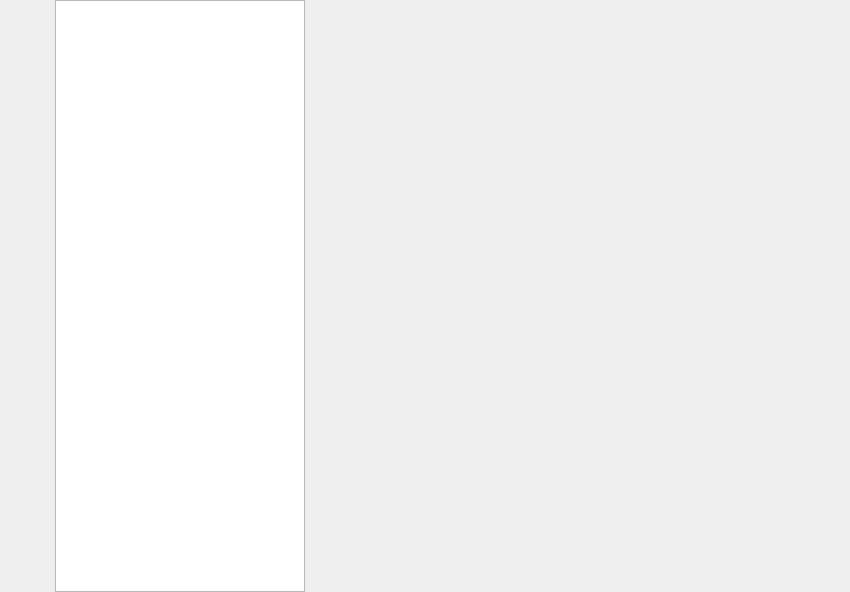
Qt form ClientMain/MsgMain.ui (chenmingglin/QT-TCP-based-chat-software) before a commit.
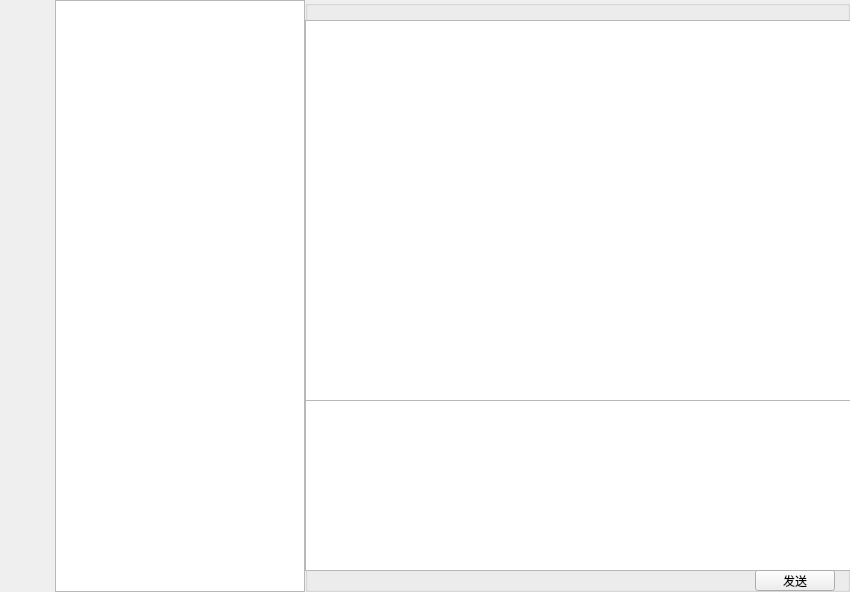
The same form after that commit.

Commit message: 增加聊天框和发送消息

```diff
--- a/ClientMain/MsgMain.ui
+++ b/ClientMain/MsgMain.ui
@@ -10,6 +10,12 @@
     <height>592</height>
    </rect>
   </property>
+  <property name="minimumSize">
+   <size>
+    <width>850</width>
+    <height>592</height>
+   </size>
+  </property>
   <property name="windowTitle">
    <string>MsgMain</string>
   </property>
@@ -50,6 +56,70 @@
      </rect>
     </property>
    </widget>
+   <widget class="QGroupBox" name="groupBox">
+    <property name="geometry">
+     <rect>
+      <x>305</x>
+      <y>0</y>
+      <width>545</width>
+      <height>592</height>
+     </rect>
+    </property>
+    <property name="minimumSize">
+     <size>
+      <width>545</width>
+      <height>592</height>
+     </size>
+    </property>
+    <property name="title">
+     <string/>
+    </property>
+    <widget class="QTextEdit" name="record">
+     <property name="geometry">
+      <rect>
+       <x>0</x>
+       <y>20</y>
+       <width>551</width>
+       <height>381</height>
+      </rect>
+     </property>
+     <property name="minimumSize">
+      <size>
+       <width>551</width>
+       <height>381</height>
+      </size>
+     </property>
+    </widget>
+    <widget class="QTextEdit" name="msg">
+     <property name="geometry">
+      <rect>
+       <x>0</x>
+       <y>400</y>
+       <width>551</width>
+       <height>171</height>
+      </rect>
+     </property>
+     <property name="minimumSize">
+      <size>
+       <width>551</width>
+       <height>171</height>
+      </size>
+     </property>
+    </widget>
+    <widget class="QPushButton" name="sendBtn">
+     <property name="geometry">
+      <rect>
+       <x>450</x>
+       <y>570</y>
+       <width>80</width>
+       <height>21</height>
+      </rect>
+     </property>
+     <property name="text">
+      <string>发送</string>
+     </property>
+    </widget>
+   </widget>
   </widget>
  </widget>
  <layoutdefault spacing="6" margin="11"/>
```
The commit also changes 5 other files.
